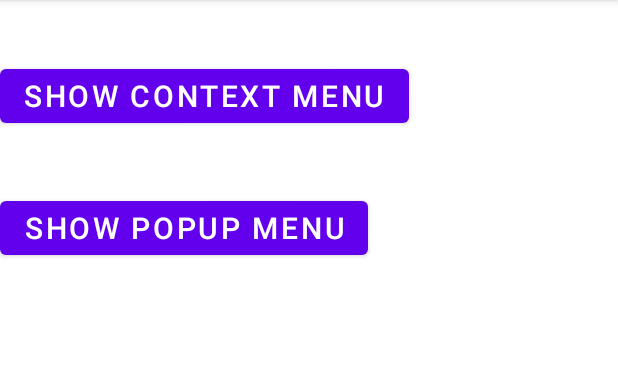
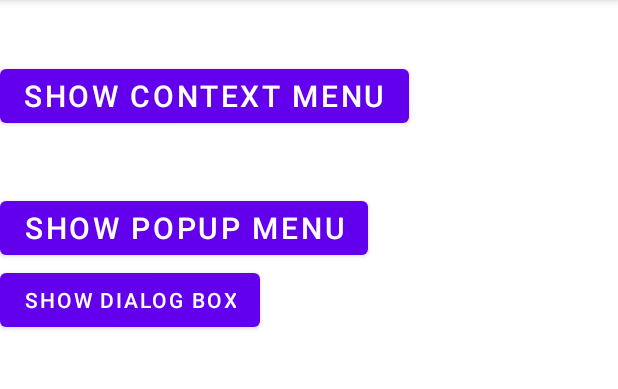
Before and after one commit to nabaraj999/BCA-SIXTH-, an Android app: the screen it shows after launch (DashboardActivity), on a phone screen of 412 x 824 dp, the part 84-473 px from its top. Run offline under Robolectric (Android 15) with nearby library versions, the light colour scheme and no system bars.

Commit message:
Updated code and fixed bugs

```diff
--- a/app/src/main/java/com/example/myapplication/DashboardActivity.java
+++ b/app/src/main/java/com/example/myapplication/DashboardActivity.java
@@ -29,6 +29,14 @@ public class DashboardActivity extends AppCompatActivity {
             return insets;
 
 
+        });
+
+        Button btnDialog = findViewById(R.id.btn_show_dialog);
+        btnDialog.setOnClickListener(new View.OnClickListener() {
+            @Override
+            public void onClick(View v) {
+                // todo show defult dialog box here
+            }
         });
         //Context Menu Start
         Button btnContext = findViewById(R.id.btn_context_menu);
--- a/app/src/main/res/layout/activity_dashboard.xml
+++ b/app/src/main/res/layout/activity_dashboard.xml
@@ -24,4 +24,13 @@
         android:text="Show Popup Menu"
         android:textSize="20dp" />
 
+
+    <Button
+        android:id="@+id/btn_show_dialog"
+        android:layout_width="wrap_content"
+        android:layout_height="wrap_content"
+        android:text="show dialog box">
+
+    </Button>
+
 </LinearLayout>
```
